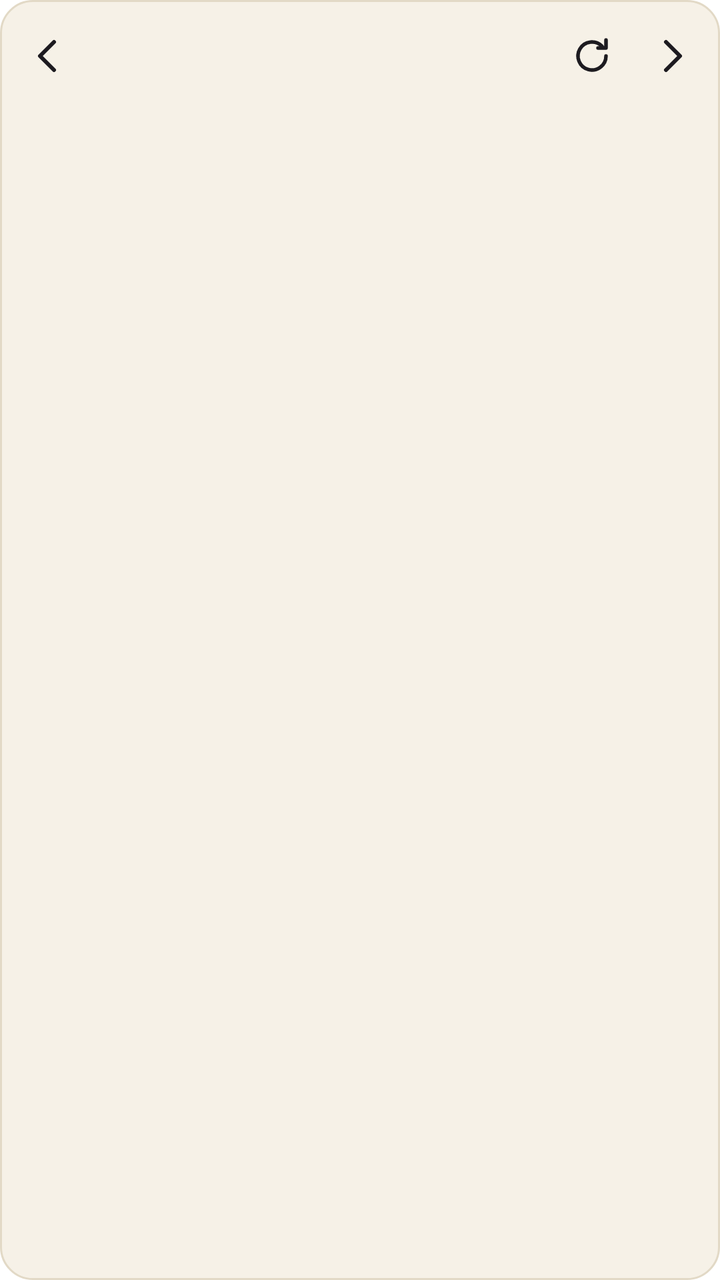
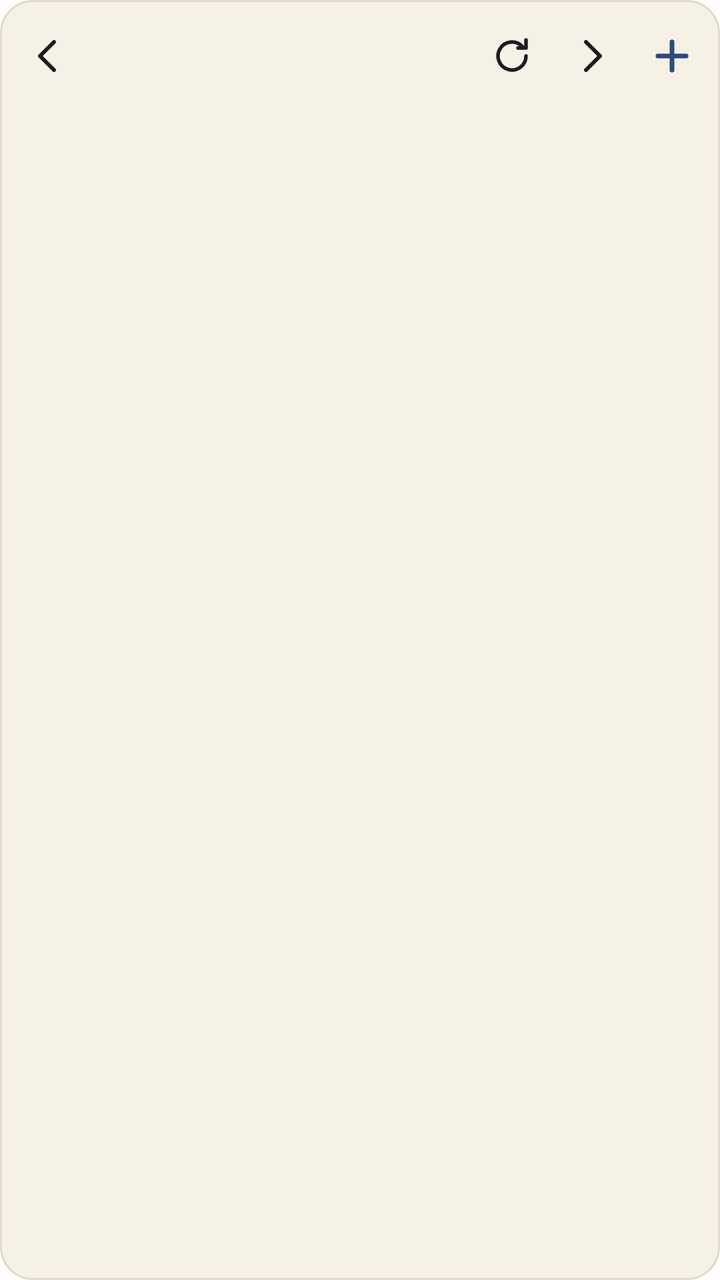

An Android layout rendered at two revisions. The XML below is the earlier revision; the diff shows what the commit changed to produce the second picture.
<!-- AndroidManifest.xml: fallback theme Theme.MaterialComponents.DayNight.NoActionBar -->
<!-- res/layout/tefteri_agenda_widget.xml -->
<?xml version="1.0" encoding="utf-8"?>
<LinearLayout xmlns:android="http://schemas.android.com/apk/res/android"
    android:layout_width="match_parent"
    android:layout_height="match_parent"
    android:background="@drawable/widget_background"
    android:orientation="vertical"
    android:padding="4dp">

    <LinearLayout
        android:layout_width="match_parent"
        android:layout_height="48dp"
        android:gravity="center_vertical"
        android:orientation="horizontal">

        <ImageView
            android:id="@+id/agenda_previous"
            style="@style/TefteriAgendaArrow"
            android:contentDescription="@string/agenda_previous_description"
            android:src="@drawable/ic_widget_arrow_left" />

        <TextView
            android:id="@+id/agenda_date"
            android:layout_width="0dp"
            android:layout_height="match_parent"
            android:layout_weight="1"
            android:background="@drawable/widget_button_background"
            android:contentDescription="@string/agenda_today_description"
            android:gravity="center"
            android:lineSpacingExtra="0dp"
            android:maxLines="2"
            android:textColor="@color/widget_ink"
            android:textSize="15sp"
            android:textStyle="bold" />

        <ImageView
            android:id="@+id/agenda_refresh"
            style="@style/TefteriAgendaArrow"
            android:contentDescription="@string/agenda_refresh_description"
            android:src="@drawable/ic_widget_refresh" />

        <ImageView
            android:id="@+id/agenda_next"
            style="@style/TefteriAgendaArrow"
            android:contentDescription="@string/agenda_next_description"
            android:src="@drawable/ic_widget_arrow_right" />
    </LinearLayout>

    <ListView
        android:id="@+id/agenda_list"
        android:layout_width="match_parent"
        android:layout_height="0dp"
        android:layout_weight="1"
        android:divider="@null"
        android:dividerHeight="0dp" />
</LinearLayout>
<!-- resources referenced by this layout -->
<resources>
  <color name="widget_ink">#FF1D1B20</color>
  <!-- drawable ic_widget_arrow_left (drawable) -->
  <?xml version="1.0" encoding="utf-8"?>
  <vector xmlns:android="http://schemas.android.com/apk/res/android"
      android:width="24dp"
      android:height="24dp"
      android:viewportWidth="24"
      android:viewportHeight="24">
      <path android:fillColor="#00000000" android:pathData="M15,5l-7,7l7,7" android:strokeColor="@color/widget_ink" android:strokeLineCap="round" android:strokeLineJoin="round" android:strokeWidth="2" />
  </vector>
  <!-- drawable ic_widget_arrow_right (drawable) -->
  <?xml version="1.0" encoding="utf-8"?>
  <vector xmlns:android="http://schemas.android.com/apk/res/android"
      android:width="24dp"
      android:height="24dp"
      android:viewportWidth="24"
      android:viewportHeight="24">
      <path android:fillColor="#00000000" android:pathData="M9,5l7,7l-7,7" android:strokeColor="@color/widget_ink" android:strokeLineCap="round" android:strokeLineJoin="round" android:strokeWidth="2" />
  </vector>
  <!-- drawable ic_widget_refresh (drawable) -->
  <?xml version="1.0" encoding="utf-8"?>
  <vector xmlns:android="http://schemas.android.com/apk/res/android"
      android:width="24dp"
      android:height="24dp"
      android:viewportWidth="24"
      android:viewportHeight="24">
      <path android:fillColor="#00000000" android:pathData="M19,12a7,7 0 1 1 -2.05,-4.95M19,4v4h-4" android:strokeColor="@color/widget_ink" android:strokeLineCap="round" android:strokeLineJoin="round" android:strokeWidth="1.8" />
  </vector>
  <!-- drawable widget_background (drawable) -->
  <?xml version="1.0" encoding="utf-8"?>
  <shape xmlns:android="http://schemas.android.com/apk/res/android" android:shape="rectangle">
      <solid android:color="@color/widget_paper" />
      <stroke android:width="1dp" android:color="@color/widget_rule" />
      <corners android:radius="16dp" />
  </shape>
  <!-- drawable widget_button_background (drawable) -->
  <?xml version="1.0" encoding="utf-8"?>
  <selector xmlns:android="http://schemas.android.com/apk/res/android">
      <item android:state_pressed="true">
          <shape android:shape="rectangle">
              <solid android:color="@color/widget_pressed" />
              <corners android:radius="12dp" />
          </shape>
      </item>
      <item>
          <shape android:shape="rectangle">
              <solid android:color="#00000000" />
          </shape>
      </item>
  </selector>
  <string name="agenda_next_description">Show the day after</string>
  <string name="agenda_previous_description">Show the day before</string>
  <string name="agenda_refresh_description">Refresh the agenda</string>
  <string name="agenda_today_description">Go back to today</string>
  <style name="TefteriAgendaArrow">
          <item name="android:layout_width">40dp</item>
          <item name="android:layout_height">match_parent</item>
          <item name="android:padding">8dp</item>
          <item name="android:scaleType">centerInside</item>
          <item name="android:clickable">true</item>
          <item name="android:focusable">true</item>
          <item name="android:background">@drawable/widget_button_background</item>
      </style>
  <color name="widget_paper">#FFF6F1E7</color>
  <color name="widget_rule">#FFE2D9C6</color>
  <color name="widget_pressed">#1F2F4B7C</color>
</resources>

<!-- the commit's change to res/layout/tefteri_agenda_widget.xml (unified diff, before → after) -->
@@ -43,7 +43,26 @@
             style="@style/TefteriAgendaArrow"
             android:contentDescription="@string/agenda_next_description"
             android:src="@drawable/ic_widget_arrow_right" />
+
+        <ImageView
+            android:id="@+id/agenda_add"
+            style="@style/TefteriAgendaArrow"
+            android:contentDescription="@string/agenda_add_description"
+            android:src="@drawable/ic_widget_add" />
     </LinearLayout>
+
+    
+    <TextView
+        android:id="@+id/agenda_status"
+        android:layout_width="match_parent"
+        android:layout_height="wrap_content"
+        android:ellipsize="end"
+        android:maxLines="1"
+        android:paddingStart="8dp"
+        android:paddingEnd="8dp"
+        android:textColor="@color/widget_muted"
+        android:textSize="11sp"
+        android:visibility="gone" />
 
     <ListView
         android:id="@+id/agenda_list"
<!-- resource entries referenced after the edit -->
@@ -1,6 +1,16 @@
 <!-- resources referenced by this layout -->
 <resources>
   <color name="widget_ink">#FF1D1B20</color>
+  <color name="widget_muted">#FF6B6760</color>
+  <!-- drawable ic_widget_add (drawable) -->
+  <?xml version="1.0" encoding="utf-8"?>
+  <vector xmlns:android="http://schemas.android.com/apk/res/android"
+      android:width="24dp"
+      android:height="24dp"
+      android:viewportWidth="24"
+      android:viewportHeight="24">
+      <path android:fillColor="#00000000" android:pathData="M12,5v14M5,12h14" android:strokeColor="@color/widget_accent" android:strokeLineCap="round" android:strokeWidth="2.4" />
+  </vector>
   <!-- drawable ic_widget_arrow_left (drawable) -->
   <?xml version="1.0" encoding="utf-8"?>
   <vector xmlns:android="http://schemas.android.com/apk/res/android"
@@ -50,6 +60,7 @@
           </shape>
       </item>
   </selector>
+  <string name="agenda_add_description">Add a note, a task or an event</string>
   <string name="agenda_next_description">Show the day after</string>
   <string name="agenda_previous_description">Show the day before</string>
   <string name="agenda_refresh_description">Refresh the agenda</string>
@@ -63,6 +74,7 @@
           <item name="android:focusable">true</item>
           <item name="android:background">@drawable/widget_button_background</item>
       </style>
+  <color name="widget_accent">#FF2F4B7C</color>
   <color name="widget_paper">#FFF6F1E7</color>
   <color name="widget_rule">#FFE2D9C6</color>
   <color name="widget_pressed">#1F2F4B7C</color>
